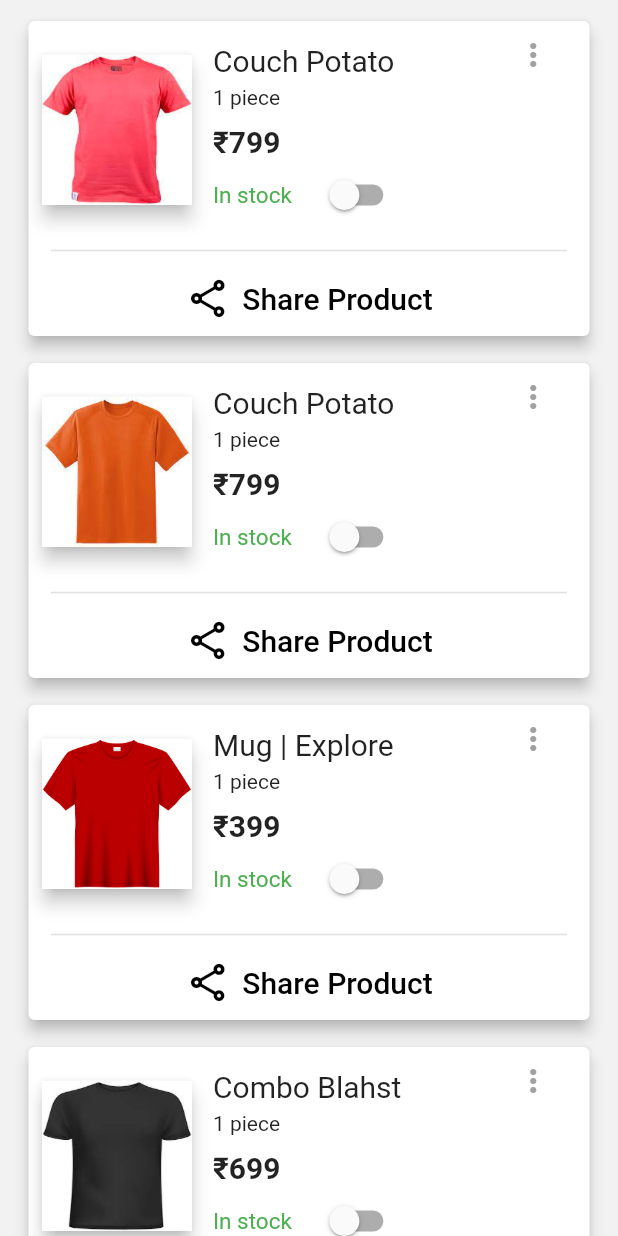
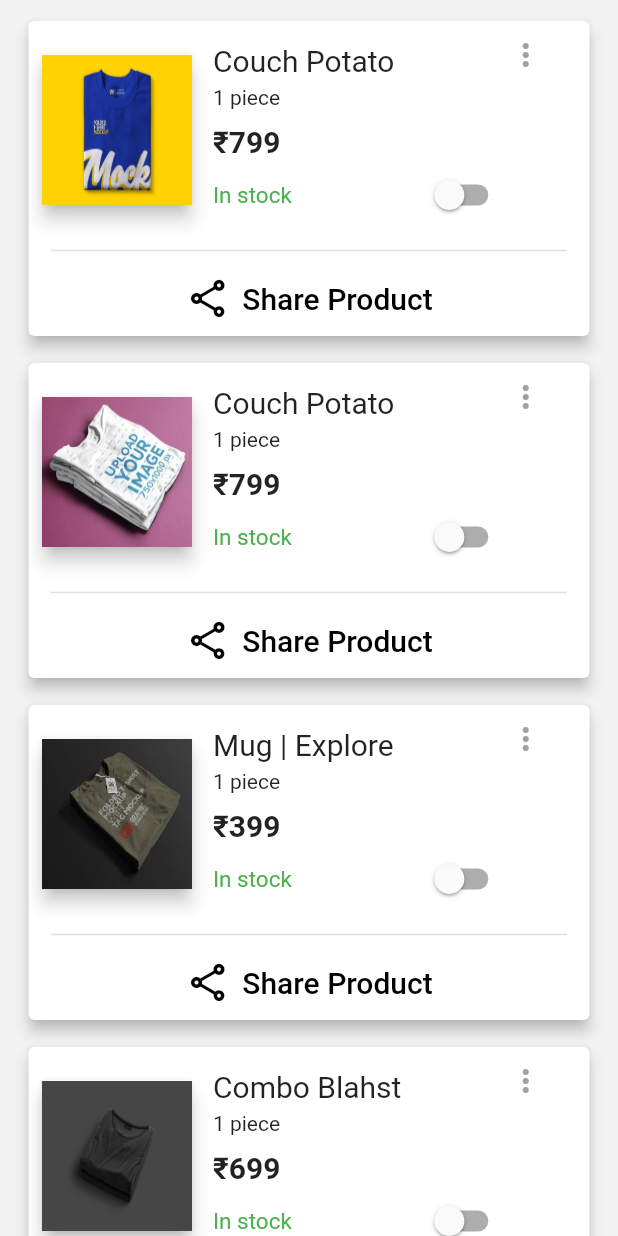
Before and after one commit to MuhadJasiR/ui_design, a Flutter app: the FirstPage screen opened directly, on a phone screen of 412 x 824 dp. Run offline on Flutter 3.47's test engine with Material 2 defaults, Android fonts, the phone set to English and light mode, and no system bars.

Commit message:
second_commit

```diff
--- a/lib/screen/Catalogue_pages/page_one.dart
+++ b/lib/screen/Catalogue_pages/page_one.dart
@@ -45,7 +45,7 @@ class _FirstPageState extends State<FirstPage> {
                             ),
                             Padding(
                               padding: const EdgeInsets.only(
-                                  bottom: 0, right: 75, left: 10, top: 10),
+                                  bottom: 0, right: 0, left: 10, top: 10),
                               child: Column(
                                 crossAxisAlignment: CrossAxisAlignment.start,
                                 children: [
@@ -70,7 +70,7 @@ class _FirstPageState extends State<FirstPage> {
                                     children: [
                                       Row(
                                         mainAxisAlignment:
-                                            MainAxisAlignment.spaceAround,
+                                            MainAxisAlignment.spaceBetween,
                                         children: [
                                           const Text(
                                             'In stock',
@@ -80,7 +80,7 @@ class _FirstPageState extends State<FirstPage> {
                                           ),
                                           Padding(
                                             padding:
-                                                const EdgeInsets.only(left: 15),
+                                                const EdgeInsets.only(left: 85),
                                             child: Switch(
                                                 value: isSwitch,
                                                 onChanged: ((value) {
@@ -134,10 +134,10 @@ class _FirstPageState extends State<FirstPage> {
 }
 
 List products = [
-  'asset/tshirt.jpeg',
-  'asset/tsh.jpeg',
-  'asset/sdrfgedf.jpg',
-  'asset/images.jpeg',
+  'asset/image4.jpg',
+  'asset/image1.png',
+  'asset/image2.jpeg',
+  'asset/image3.jpg',
 ];
 List text = ['Couch Potato', 'Couch Potato', 'Mug | Explore', 'Combo Blahst'];
 List price = [
```
Also changed, not shown: lib/screen/additional_info.dart (+12 -0 lines), asset/image1.png (added), asset/image2.jpeg (added), asset/image3.jpg (added), asset/image4.jpg (added), asset/images.jpeg (deleted), asset/sdrfgedf.jpg (deleted), asset/tsh.jpeg (deleted), asset/tshirt.jpeg (deleted).
